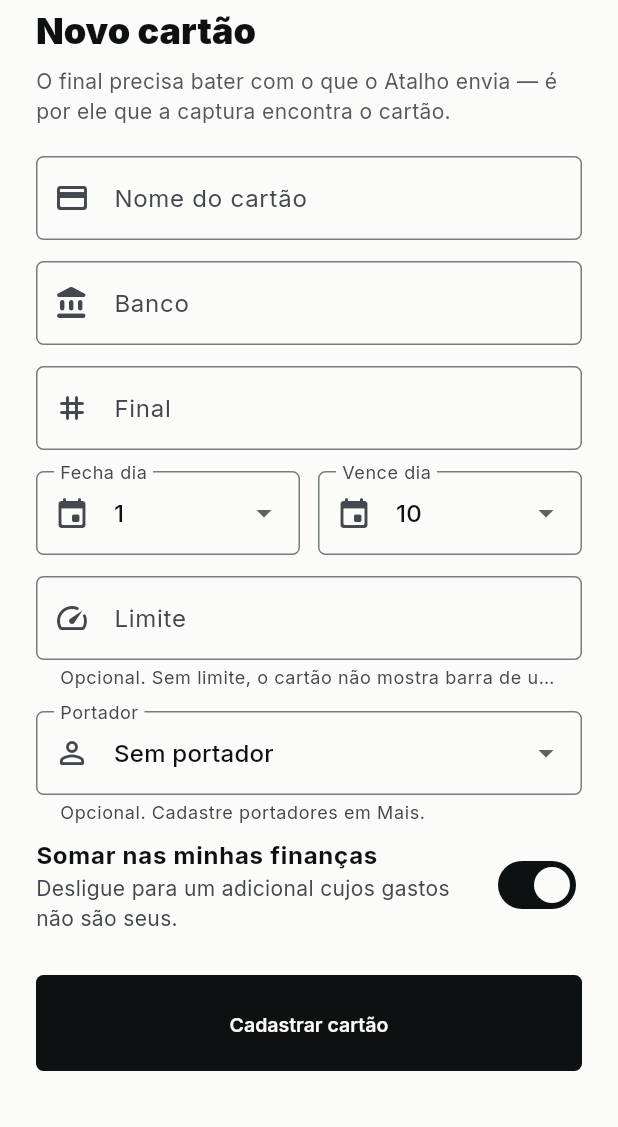
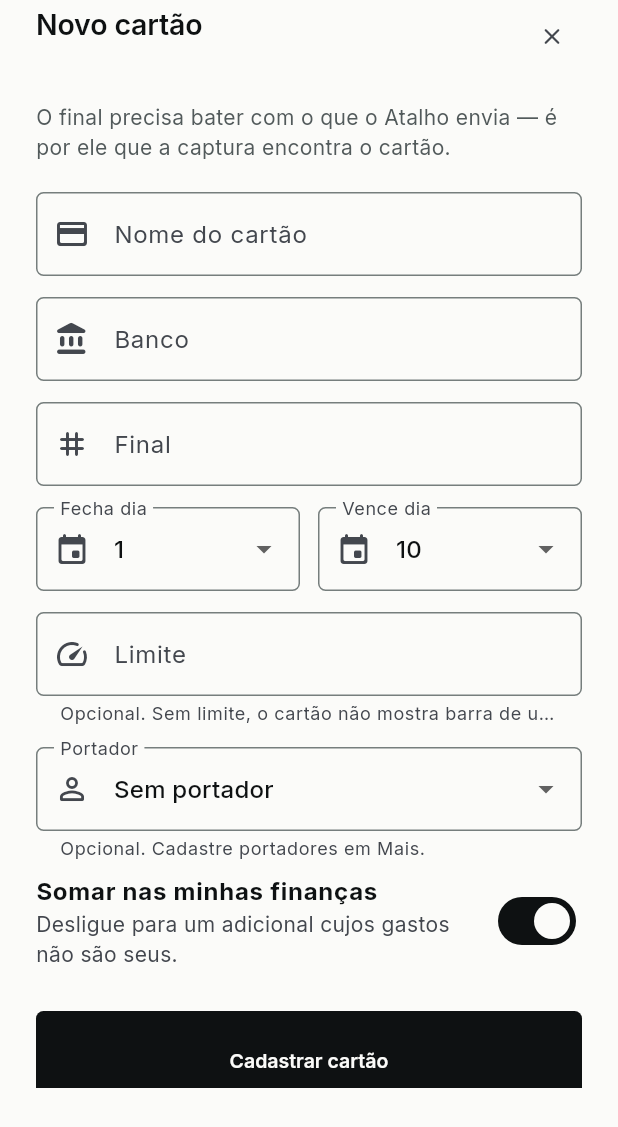
Before and after one commit to Guilherme-ctrl/fidora, a Flutter app: the _CardForm widget shown alone on an empty page, opened directly with empty values, on a phone screen of 412 x 824 dp. Shown: the top 1127 px of the screen. Run offline on Flutter 3.47's test engine with Material 3 defaults, Android fonts, the phone set to English and light mode, and no system bars; our stand-ins replace clock, fl_chart, flutter_local_notifications, flutter_riverpod, go_router, image_picker and 4 more; missing offline and left inert: excel, file_selector, google_mlkit_text_recognition; accounts and stored records are empty.

Commit message:
Give every form a visible way out
The owner: the transaction form has no back button. It did not, and neither did
four others.

showResponsiveSurface hands a form the surface and no chrome, and five of the
six then drew a title and nothing else. On a phone the drag handle covered for
them; in a dialog and in the side panel there was no visible way to abandon a
half-typed transaction — only Escape or a tap on the barrier, and neither is
something a person can see. The one surface I checked while building the sheet
was the phone, which is the one where the omission does not show.

SheetHeader fixes all five at once, and its label is "Fechar sem salvar" rather
than "Fechar": in a form that is holding what someone just typed, what happens
to it is the only question worth answering in a tooltip.

The filter sheet's Limpar button shared a row with the title and would have sat
beside the close; it moved below, and says "Limpar filtros" now that it is not
next to the word it was qualifying.

sheet_exit_test opens and closes at all three widths, since testing only the
phone is what let this ship.

  flutter analyze --fatal-infos        no issues
  flutter test --exclude-tags golden   613 pass
  flutter test --tags golden           33 pass

Co-Authored-By: Claude Opus 5 <noreply@anthropic.com>

```diff
--- a/lib/presentation/widgets/card_form_sheet.dart
+++ b/lib/presentation/widgets/card_form_sheet.dart
@@ -148,11 +148,10 @@ class _CardFormState extends State<_CardForm> {
           child: Column(
             crossAxisAlignment: CrossAxisAlignment.stretch,
             children: [
-              Text(
-                widget.existing == null ? 'Novo cartão' : 'Editar cartão',
-                style: Theme.of(context).textTheme.headlineSmall?.copyWith(
-                  fontWeight: FontWeight.w900,
-                ),
+              SheetHeader(
+                title: widget.existing == null
+                    ? 'Novo cartão'
+                    : 'Editar cartão',
               ),
               const SizedBox(height: 8),
               Text(
--- a/lib/presentation/widgets/ledger.dart
+++ b/lib/presentation/widgets/ledger.dart
@@ -944,3 +944,68 @@ Future<T?> showResponsiveSurface<T>(
     ),
   );
 }
+
+/// The head of a form, with the way out.
+///
+/// `showResponsiveSurface` gives a form the surface and no chrome, and five of
+/// the six forms then drew a title and nothing else. On a phone the drag handle
+/// hid the omission; in a dialog and in the side panel there was no visible way
+/// to leave a half-typed transaction at all — only Escape or a tap on the
+/// barrier, neither of which is a thing anyone can see.
+class SheetHeader extends StatelessWidget {
+  const SheetHeader({
+    super.key,
+    required this.title,
+    this.subtitle,
+    this.onClose,
+  });
+
+  final String title;
+  final String? subtitle;
+
+  /// Defaults to popping the route, which is what every one of these wants.
+  final VoidCallback? onClose;
+
+  @override
+  Widget build(BuildContext context) {
+    final palette = context.palette;
+    return Padding(
+      padding: const EdgeInsets.only(bottom: Space.md),
+      child: Row(
+        crossAxisAlignment: CrossAxisAlignment.start,
+        children: [
+          Expanded(
+            child: Column(
+              crossAxisAlignment: CrossAxisAlignment.start,
+              mainAxisSize: MainAxisSize.min,
+              children: [
+                Text(title, style: context.type.titleLg),
+                if (subtitle != null) ...[
+                  const SizedBox(height: Space.xxs),
+                  Text(
+                    subtitle!,
+                    style: context.type.bodySm.copyWith(
+                      color: palette.inkMuted,
+                    ),
+                  ),
+                ],
+              ],
+            ),
+          ),
+          const SizedBox(width: Space.xs),
+          Semantics(
+            button: true,
+            label: 'Fechar sem salvar',
+            child: IconButton(
+              tooltip: 'Fechar sem salvar',
+              iconSize: 18,
+              visualDensity: VisualDensity.compact,
+              onPressed: onClose ?? () => Navigator.of(context).maybePop(),
+              icon: const Icon(Icons.close_rounded),
+            ),
+          ),
+        ],
+      ),
+    );
+  }
+}
```
Also changed, not shown: lib/presentation/widgets/category_form_sheet.dart (+4 -5 lines), lib/presentation/widgets/filter_sheet.dart (+9 -17 lines), lib/presentation/widgets/goal_form_sheet.dart (+2 -5 lines), lib/presentation/widgets/transaction_form_sheet.dart (+2 -5 lines), 2 other files.
